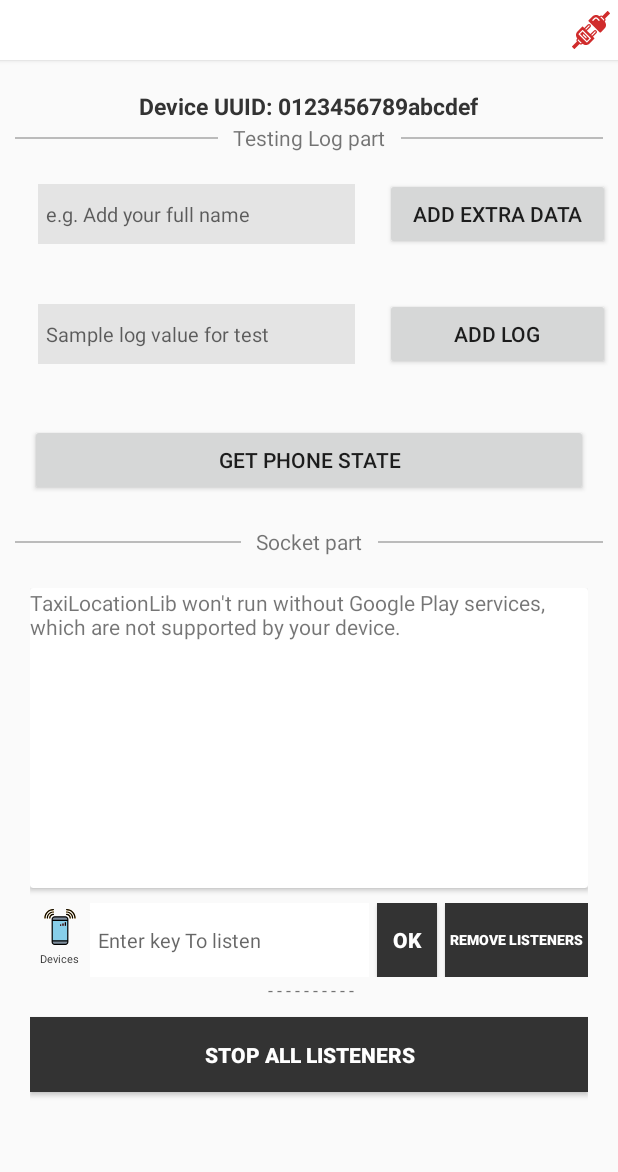
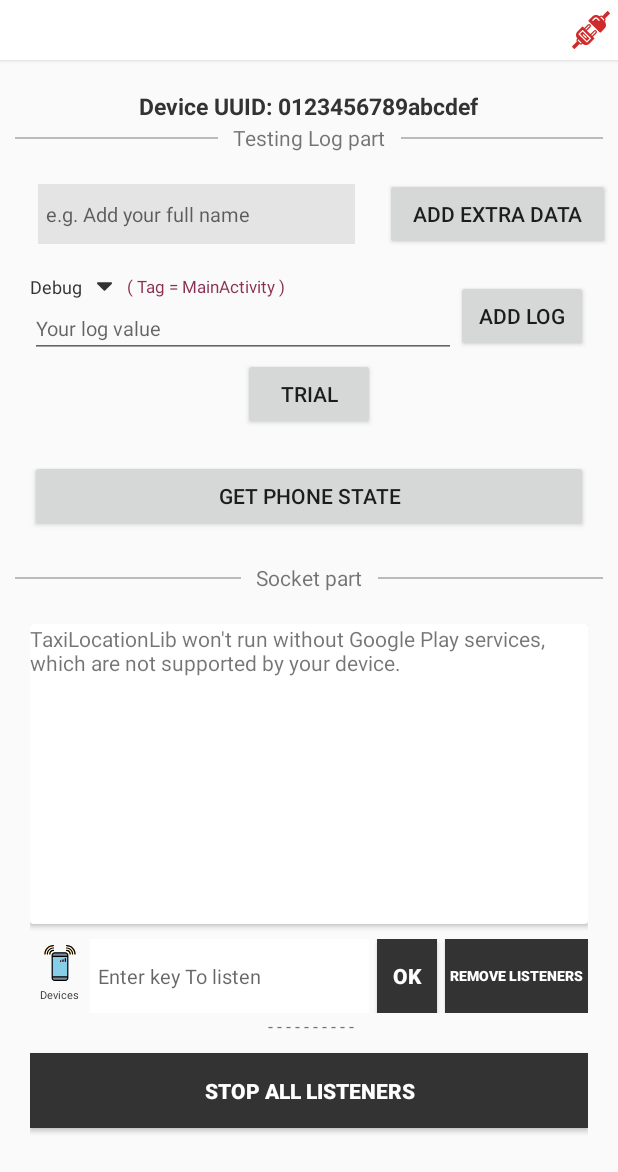
Before and after one commit to samirapporio/TaxiLocationLib, an Android app: the MainActivity screen opened directly, with no data from a screen before it, on a phone screen of 412 x 824 dp. Shown: the top 1172 px of the screen. Run offline under Robolectric (Android 15) with nearby library versions, the phone set to English and light mode, and no system bars; our stand-ins replace EventBus, Volley; libraries missing offline, so code that uses them is left out: com.github.nkzawa.emitter, com.github.nkzawa.socketio, com.hypertrack.hyperlog.

Commit message:
removed un necessary code lines

```diff
--- a/app/src/main/java/com/apporioinfolabs/taxilocationlib/Endpoints.java
+++ b/app/src/main/java/com/apporioinfolabs/taxilocationlib/Endpoints.java
@@ -1,6 +1,6 @@
 package com.apporioinfolabs.taxilocationlib;
 
 public class Endpoints {
-//    public static String GET_ALL_CONNECTED_DEVICES = "http://13.233.98.63:3005/api/v1/sockets_api/connected_sockets";
-    public static String GET_ALL_CONNECTED_DEVICES = "http://192.168.1.33:3005/api/v1/sockets_api/connected_sockets";
+    public static String GET_ALL_CONNECTED_DEVICES = "http://13.233.98.63:3005/api/v1/sockets_api/connected_sockets";
+//    public static String GET_ALL_CONNECTED_DEVICES = "http://192.168.1.33:3005/api/v1/sockets_api/connected_sockets";
 }
--- a/app/src/main/java/com/apporioinfolabs/taxilocationlib/MainActivity.java
+++ b/app/src/main/java/com/apporioinfolabs/taxilocationlib/MainActivity.java
@@ -1,5 +1,6 @@
 package com.apporioinfolabs.taxilocationlib;
 
+import android.content.DialogInterface;
 import android.content.Intent;
 import android.os.Build;
 import android.os.Bundle;
@@ -8,11 +9,13 @@ import android.util.Log;
 import android.view.View;
 import android.widget.EditText;
 import android.widget.ImageView;
+import android.widget.LinearLayout;
 import android.widget.ProgressBar;
 import android.widget.TextView;
 import android.widget.Toast;
 
 import androidx.annotation.Nullable;
+import androidx.appcompat.app.AlertDialog;
 import androidx.fragment.app.FragmentActivity;
 
 import com.android.volley.RequestQueue;
@@ -36,10 +39,13 @@ import org.greenrobot.eventbus.ThreadMode;
 public class MainActivity extends FragmentActivity implements  OnMapReadyCallback {
 
 
-    EditText editText , log_val, edt_listen_box ;
-    TextView fetched_text , unique_no_text, device_fetch_text;
+    EditText editText , edt_listen_box , log_input_edt;
+    TextView fetched_text , unique_no_text, device_fetch_text, log_level_text ;
     ImageView  socket_connection_state , device_image ;
     ProgressBar device_progress_fetch ;
+    LinearLayout select_log_type_layout ;
+    private final String [] log_levels = {"Debug","Warning","Error","Verbose","Information"};
+    private int selectedlogLevel = 0;
 
     private final String TAG = "MainActivity";
 
@@ -49,20 +55,22 @@ public class MainActivity extends FragmentActivity implements  OnMapReadyCallbac
     RequestQueue queue ;
 
 
-
     @Override
     protected void onCreate(Bundle savedInstanceState) {
         super.onCreate(savedInstanceState);
         setContentView(R.layout.activity_main);
         gson = new GsonBuilder().create();
         editText = findViewById(R.id.edittext);
+        log_input_edt = findViewById(R.id.log_input_edt);
         edt_listen_box = findViewById(R.id.edt_listen_box);
         unique_no_text = findViewById(R.id.unique_no_text);
         fetched_text = findViewById(R.id.fetched_text);
+        select_log_type_layout = findViewById(R.id.select_log_type_layout);
+        log_level_text = findViewById(R.id.log_level_text);
         device_fetch_text = findViewById(R.id.device_fetch_text);
         device_image = findViewById(R.id.device_image);
         device_progress_fetch = findViewById(R.id.device_progress_fetch);
-        log_val = findViewById(R.id.log_val);
+
 
         socket_connection_state = findViewById(R.id.socket_connection_state);
         SupportMapFragment mapFragment = (SupportMapFragment) getSupportFragmentManager().findFragmentById(R.id.map);
@@ -71,27 +79,26 @@ public class MainActivity extends FragmentActivity implements  OnMapReadyCallbac
         queue = Volley.newRequestQueue(this);
 
         atsSocket = new AtsSocket();
+        setLogLevelTextAccordingToLevel();
 
 
 
         unique_no_text.setText("Device UUID: "+Settings.Secure.getString(getContentResolver(), Settings.Secure.ANDROID_ID));
 
 
-
-
-
-        findViewById(R.id.add_log).setOnClickListener(new View.OnClickListener() {
-            @Override
-            public void onClick(View view) {
-                APPORIOLOGS.verboseLog("MainActivity","Some Log");
-            }
-        });
-
         if (Build.VERSION.SDK_INT >= Build.VERSION_CODES.O) {
             startForegroundService(new Intent(this, UpdateServiceClass.class));
         } else { // normal
             startService(new Intent(this, UpdateServiceClass.class));
         }
+
+
+        select_log_type_layout.setOnClickListener(new View.OnClickListener() {
+            @Override
+            public void onClick(View view) {
+                showAlertForSelection();
+            }
+        });
 
 
         findViewById(R.id.phone_state).setOnClickListener(new View.OnClickListener() {
@@ -171,10 +178,44 @@ public class MainActivity extends FragmentActivity implements  OnMapReadyCallbac
         findViewById(R.id.connected_devices_btn).setOnClickListener(new View.OnClickListener() {
             @Override
             public void onClick(View view) {
+                startActivityForResult(new Intent(MainActivity.this, DeviceListActivity.class), 111);
+            }
+        });
 
-                startActivityForResult(new Intent(MainActivity.this, DeviceListActivity.class), 111);
+        findViewById(R.id.add_log_btn).setOnClickListener(new View.OnClickListener() {
+            @Override
+            public void onClick(View view) {
+                if(log_input_edt.getText().toString().equals("")){
+                    Toast.makeText(MainActivity.this, "Please input Some Value as log", Toast.LENGTH_SHORT).show();
+                }else{
+                    switch (""+log_levels[selectedlogLevel]){
+                        case "Debug":
+                            APPORIOLOGS.debugLog(TAG,log_input_edt.getText().toString());
+                            break;
+                        case "Warning":
+                            APPORIOLOGS.warningLog(TAG,log_input_edt.getText().toString());
+                            break;
+                        case "Error":
+                            APPORIOLOGS.errorLog(TAG,log_input_edt.getText().toString());
+                            break;
+                        case "Verbose":
+                            APPORIOLOGS.verboseLog(TAG,log_input_edt.getText().toString());
+                            break;
+                        case "Information":
+                            APPORIOLOGS.informativeLog(TAG,log_input_edt.getText().toString());
+                            break;
+
+                    }
+                    log_input_edt.setText("");
+                }
+            }
+        });
 
 
+
+        findViewById(R.id.trialll).setOnClickListener(new View.OnClickListener() {
+            @Override
+            public void onClick(View view) {
 
             }
         });
@@ -202,10 +243,25 @@ public class MainActivity extends FragmentActivity implements  OnMapReadyCallbac
     };
 
 
+    private void showAlertForSelection (){
+
+        AlertDialog.Builder builder = new AlertDialog.Builder(MainActivity.this);
+        builder.setTitle("Select log Level")
+                .setItems(log_levels, new DialogInterface.OnClickListener() {
+                    public void onClick(DialogInterface dialog, int which) {
+                        selectedlogLevel = which ;
+                        setLogLevelTextAccordingToLevel();
+                    }
+                }).create().show();
+    }
 
     @Override
     public void onMapReady(GoogleMap googleMap) {
         mMap = googleMap;
+    }
+
+    private void setLogLevelTextAccordingToLevel(){
+        log_level_text.setText(""+log_levels[selectedlogLevel]);
     }
 
 
--- /dev/null
+++ b/app/src/main/res/drawable/ic_sort_down_vector.xml
@@ -0,0 +1,4 @@
+<vector android:height="24dp" android:viewportHeight="292.362"
+    android:viewportWidth="292.362" android:width="24dp" xmlns:android="http://schemas.android.com/apk/res/android">
+    <path android:fillColor="#FF000000" android:pathData="M286.935,69.377c-3.614,-3.617 -7.898,-5.424 -12.848,-5.424H18.274c-4.952,0 -9.233,1.807 -12.85,5.424C1.807,72.998 0,77.279 0,82.228c0,4.948 1.807,9.229 5.424,12.847l127.907,127.907c3.621,3.617 7.902,5.428 12.85,5.428s9.233,-1.811 12.847,-5.428L286.935,95.074c3.613,-3.617 5.427,-7.898 5.427,-12.847C292.362,77.279 290.548,72.998 286.935,69.377z"/>
+</vector>
--- a/app/src/main/res/layout/activity_main.xml
+++ b/app/src/main/res/layout/activity_main.xml
@@ -115,35 +115,81 @@
             </LinearLayout>
 
 
+
+
             <LinearLayout
                 android:layout_width="fill_parent"
                 android:layout_height="wrap_content"
                 android:orientation="horizontal"
-                android:gravity="center"
-                android:layout_marginLeft="5dp"
-                android:layout_marginRight="5dp">
+                android:layout_marginLeft="20dp"
+                android:layout_marginRight="20dp"
+                android:gravity="center">
+
+                <LinearLayout
+                    android:layout_width="fill_parent"
+                    android:layout_weight="1"
+                    android:orientation="vertical"
+                    android:layout_height="wrap_content">
 
 
-                <EditText
-                    android:layout_width="fill_parent"
-                    android:layout_height="40dp"
-                    android:background="#E4E4E4"
-                    android:layout_weight="1"
-                    android:id="@+id/log_val"
-                    android:hint="Sample log value for test "
-                    android:paddingLeft="5dp"
-                    android:textSize="13dp"
-                    android:layout_margin="20dp"/>
+                    <LinearLayout
+                        android:layout_width="wrap_content"
+                        android:layout_height="wrap_content"
+                        android:orientation="horizontal"
+                        android:gravity="center"
+                        android:id="@+id/select_log_type_layout">
+                        <TextView
+                            android:layout_width="wrap_content"
+                            android:layout_height="wrap_content"
+                            android:textSize="12dp"
+                            android:id="@+id/log_level_text"
+                            android:textColor="#333333"
+                            android:text="Debug bug"/>
+                        <ImageView
+                            android:layout_width="10dp"
+                            android:layout_height="10dp"
+                            android:layout_marginLeft="10dp"
+                            android:tint="#333333"
+                            android:src="@drawable/ic_sort_down_vector"/>
+
+                        <TextView
+                            android:layout_width="wrap_content"
+                            android:layout_height="wrap_content"
+                            android:textSize="11dp"
+                            android:layout_marginLeft="10dp"
+                            android:textColor="#8B2F54"
+                            android:text="( Tag = MainActivity )"/>
+
+
+                    </LinearLayout>
+
+
+                    <EditText
+                        android:layout_width="fill_parent"
+                        android:layout_height="wrap_content"
+                        android:hint="Your log value"
+                        android:id="@+id/log_input_edt"
+                        android:textSize="13dp"/>
 
 
 
+                </LinearLayout>
+
 
                 <Button
-                    android:layout_width="150dp"
+                    android:layout_width="wrap_content"
                     android:layout_height="wrap_content"
                     android:text="Add Log"
-                    android:id="@+id/add_log"/>
+                    android:id="@+id/add_log_btn"/>
             </LinearLayout>
+
+
+            <Button
+                android:layout_width="wrap_content"
+                android:layout_height="wrap_content"
+                android:text="Trial"
+                android:id="@+id/trialll"/>
+
 
             <Button
                 android:layout_width="fill_parent"
--- a/synchroniser/src/main/java/com/apporioinfolabs/synchroniser/ApiSynchroniesr.java
+++ b/synchroniser/src/main/java/com/apporioinfolabs/synchroniser/ApiSynchroniesr.java
@@ -17,7 +17,7 @@ public class ApiSynchroniesr {
 
     private OnSync onSync ;
 
-    private final static String TAG = ""+ApiSynchroniesr.class.getSimpleName();
+    private final static String TAG = "ApiSynchroniesr";
 
     public ApiSynchroniesr(OnSync onSync){
         this.onSync = onSync ;
--- a/synchroniser/src/main/java/com/apporioinfolabs/synchroniser/AppInfoManager.java
+++ b/synchroniser/src/main/java/com/apporioinfolabs/synchroniser/AppInfoManager.java
@@ -26,7 +26,7 @@ public class AppInfoManager {
             jsonObject.put("permissions", getPermissionWithStatus());
 
         }catch (Exception e){
-            APPORIOLOGS.exceptionLog(TAG , ""+e.getMessage());
+            APPORIOLOGS.warningLog(TAG , ""+e.getMessage());
         }
 
 
@@ -70,7 +70,7 @@ public class AppInfoManager {
 
             }
         }catch (Exception e){
-            APPORIOLOGS.exceptionLog(TAG , ""+e.getMessage());
+            APPORIOLOGS.warningLog(TAG , ""+e.getMessage());
         }
         return permissionsarray ;
     }
--- a/synchroniser/src/main/java/com/apporioinfolabs/synchroniser/AtsLocationManager.java
+++ b/synchroniser/src/main/java/com/apporioinfolabs/synchroniser/AtsLocationManager.java
@@ -58,7 +58,7 @@ public class AtsLocationManager {
                         atsLocationEvent.setLocation(getLocationObject(location, locationJsonObject));
                         EventBus.getDefault().post(atsLocationEvent);
                     }catch (Exception e){
-                        APPORIOLOGS.exceptionLog(TAG, ""+e.getMessage());
+                        APPORIOLOGS.warningLog(TAG, ""+e.getMessage());
                     }
                 }
             }
@@ -117,7 +117,7 @@ public class AtsLocationManager {
         try{
             fusedLocationClient.removeLocationUpdates(locationCallback);
         }catch (Exception e){
-           APPORIOLOGS.exceptionLog(TAG , ""+e.getMessage());
+           APPORIOLOGS.warningLog(TAG , ""+e.getMessage());
         }
 
     }
--- a/synchroniser/src/main/java/com/apporioinfolabs/synchroniser/DeviceInfoManager.java
+++ b/synchroniser/src/main/java/com/apporioinfolabs/synchroniser/DeviceInfoManager.java
@@ -43,7 +43,7 @@ public class DeviceInfoManager {
             jsonObject.put("fingerprint",Build.FINGERPRINT);
             jsonObject.put("release",Build.VERSION.RELEASE);
         }catch (Exception e){
-           APPORIOLOGS.exceptionLog(TAG, ""+e.getMessage());
+           APPORIOLOGS.warningLog(TAG, ""+e.getMessage());
         }
 
 
@@ -55,7 +55,7 @@ public class DeviceInfoManager {
         try {
             batteryJsonObject.put("battery_level",batteryStats.getLevel()).put("charging_status","NA");
         }catch (Exception e){
-           APPORIOLOGS.exceptionLog(TAG , ""+e.getMessage());
+           APPORIOLOGS.warningLog(TAG , ""+e.getMessage());
         }
         return batteryJsonObject ;
     }
--- a/synchroniser/src/main/java/com/apporioinfolabs/synchroniser/NetworkInfoManager.java
+++ b/synchroniser/src/main/java/com/apporioinfolabs/synchroniser/NetworkInfoManager.java
@@ -40,7 +40,7 @@ public class NetworkInfoManager {
             jsonObject.put("internet_conneted",isInternetAvailable());
             jsonObject.put("socket_connected",ATSApplication.isSocketConnected());
         }catch (Exception e){
-            APPORIOLOGS.exceptionLog(TAG , ""+e.getMessage());
+            APPORIOLOGS.warningLog(TAG , ""+e.getMessage());
         }
         return jsonObject ;
     }
--- a/synchroniser/src/main/java/com/apporioinfolabs/synchroniser/OnConnectionInfoManager.java
+++ b/synchroniser/src/main/java/com/apporioinfolabs/synchroniser/OnConnectionInfoManager.java
@@ -17,7 +17,7 @@ public class OnConnectionInfoManager {
             ATSApplication.onConnectionObject.put("services",ATSApplication.getGson().toJson(ATSApplication.getListofRunningServices()));
             ATSApplication.onConnectionObject.put("device_timestamp",System.currentTimeMillis());
         }catch (Exception e){
-            APPORIOLOGS.exceptionLog(TAG , ""+e.getMessage());
+            APPORIOLOGS.warningLog(TAG , ""+e.getMessage());
         }
        return ATSApplication.onConnectionObject ;
     }
--- a/synchroniser/src/main/java/com/apporioinfolabs/synchroniser/logssystem/APPORIOLOGS.java
+++ b/synchroniser/src/main/java/com/apporioinfolabs/synchroniser/logssystem/APPORIOLOGS.java
@@ -23,7 +23,7 @@ public class APPORIOLOGS {
     }
 
 
-    public static void exceptionLog (String tag , String message){
+    public static void warningLog(String tag , String message){
         HyperLog.w(tag , message);
     }
 
```
Also changed, not shown: app/src/main/java/com/apporioinfolabs/taxilocationlib/ModellogsNotification.java (added, +28 -0 lines), app/src/main/java/com/apporioinfolabs/taxilocationlib/OneSignalNotificationSevice.java (+6 -8 lines), app/src/main/java/com/apporioinfolabs/taxilocationlib/SplashActivity.java (+5 -5 lines), synchroniser/src/main/java/com/apporioinfolabs/synchroniser/ATSApplication.java (+2 -10 lines), synchroniser/src/main/java/com/apporioinfolabs/synchroniser/AtsLocationService.java (+1 -14 lines).
